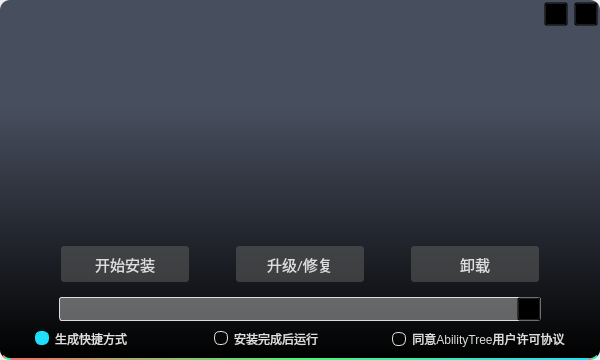
Old version of the form sourceCode/InstallTool/InstallTool.ui in the repository William-chenzy/AbilityTree.
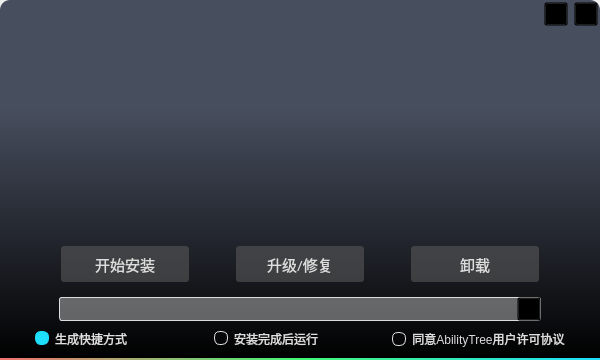
New version of the form. Icons and pictures are not drawn.

What changed in the file:
```diff
--- a/sourceCode/InstallTool/InstallTool.ui
+++ b/sourceCode/InstallTool/InstallTool.ui
@@ -37,7 +37,8 @@
     <bool>true</bool>
    </property>
    <property name="styleSheet">
-    <string notr="true">#centralwidget{background: qlineargradient(x1:1,y1:1,x2:1,y2:0,stop:0 #000000, stop:0.7 #474e5e);border-radius: 10px;
+    <string notr="true">#centralwidget{background: qlineargradient(x1:1,y1:1,x2:1,y2:0,stop:0 #000000, stop:0.7 #474e5e);
+border-top-left-radius: 10px;border-top-right-radius: 10px;
 border-bottom:2px solid qlineargradient(x1:0,y1:1,x2:1,y2:1,stop:0 #f4716e, stop:0.5 #42f875, stop:1 #1edffc);}</string>
    </property>
    <layout class="QGridLayout" name="gridLayout_5">
```
Left out of the diff: 8 changed lines with no effect on the pictures.
